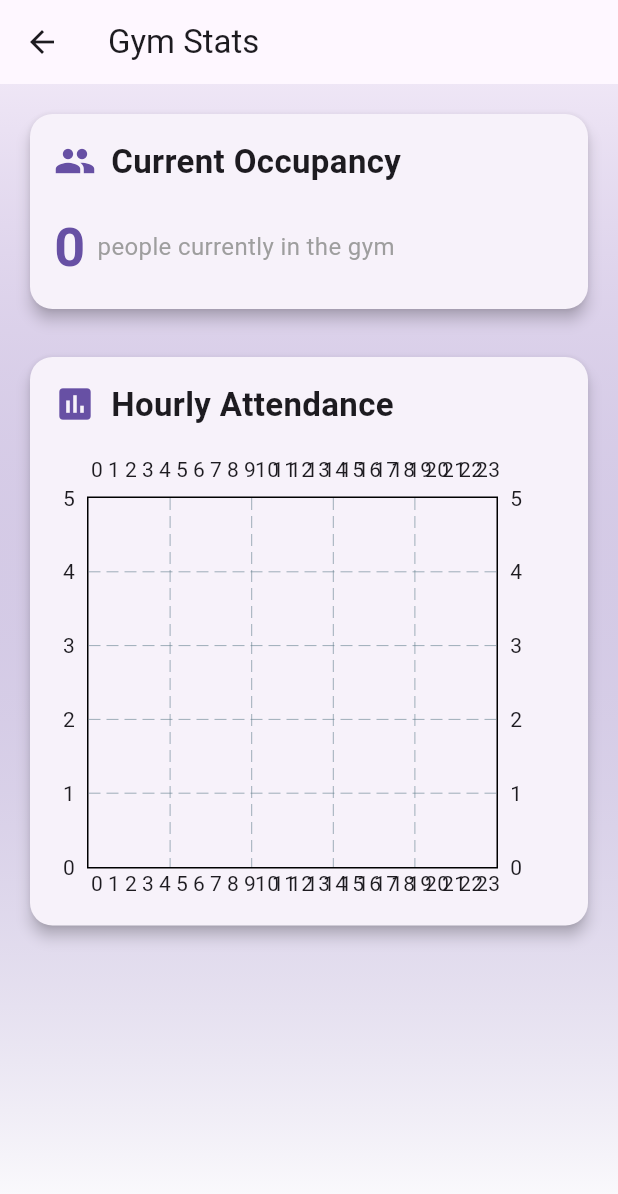
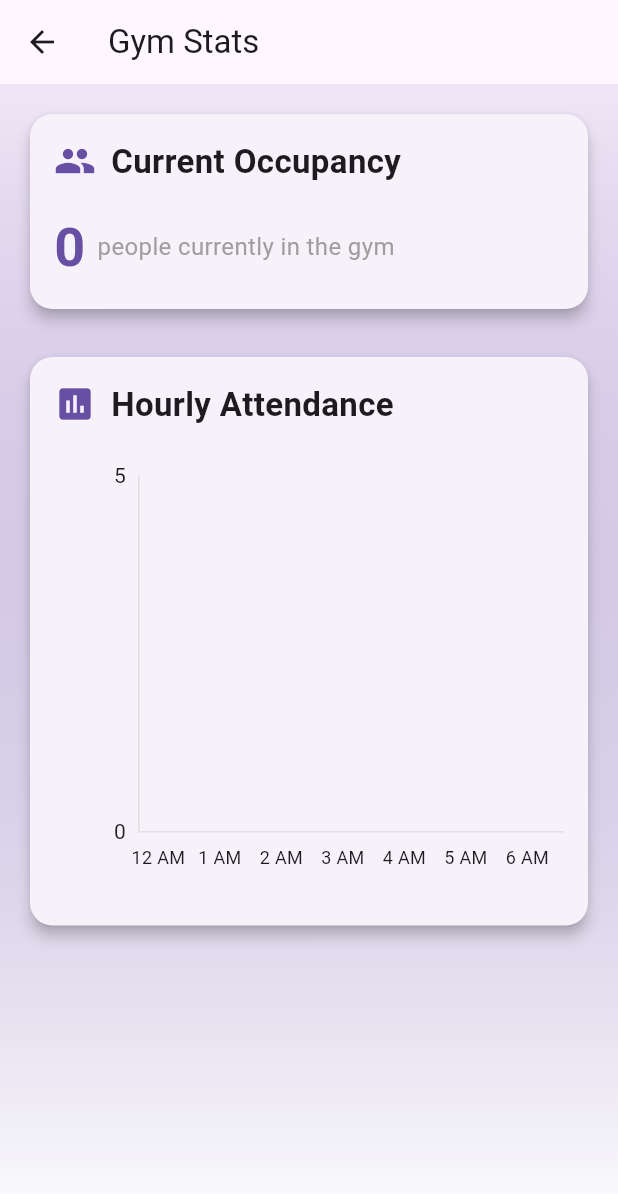
Before and after one commit to leomcl/gymManagmnetApp, a Flutter app: the GymStatsView screen opened directly, on a phone screen of 412 x 824 dp. Shown: the top 1194 px of the screen. Run offline on Flutter 3.47's test engine with Material 3 defaults, Android fonts, the phone set to English and light mode, and no system bars; drawn by our look-alikes of fl_chart; our stand-ins replace cloud_firestore, firebase_auth, firebase_core; accounts and stored records are empty.

Commit message:
Bar chart improved, now scrollable on x axis.

```diff
--- a/lib/pages/customer_pages/gym_bar_chart.dart
+++ b/lib/pages/customer_pages/gym_bar_chart.dart
@@ -60,33 +60,75 @@ class HourlyEntriesChart extends StatelessWidget {
           return Center(child: Text('Error: ${snapshot.error}'));
         } else if (snapshot.hasData && snapshot.data!.isNotEmpty) {
           final hourlyEntries = snapshot.data!;
-          return BarChart(
+          return SingleChildScrollView(
+            scrollDirection: Axis.horizontal,
+            child: SizedBox(
+              width: 800,
+              child: Padding(
+                padding: const EdgeInsets.all(16.0),
+                child: BarChart(
                   BarChartData(
-              alignment: BarChartAlignment.spaceAround,
+                    alignment: BarChartAlignment.start,
                     maxY: hourlyEntries.values.reduce((a, b) => a > b ? a : b).toDouble() + 5,
+                    gridData: FlGridData(
+                      show: true,
+                      drawVerticalLine: false,
+                      horizontalInterval: 5,
+                    ),
                     barGroups: hourlyEntries.entries.map((entry) {
                       return BarChartGroupData(
                         x: entry.key,
                         barRods: [
                           BarChartRodData(
                             toY: entry.value.toDouble(),
-                      color: Colors.blue,
-                      width: 15,
-                      borderRadius: BorderRadius.circular(4),
+                            color: Colors.blue.shade400,
+                            width: 25,
+                            borderRadius: const BorderRadius.vertical(top: Radius.circular(4)),
                           ),
                         ],
                       );
                     }).toList(),
                     titlesData: FlTitlesData(
+                      show: true,
                       leftTitles: AxisTitles(
-                  sideTitles: SideTitles(showTitles: true),
+                        sideTitles: SideTitles(
+                          showTitles: true,
+                          reservedSize: 40,
+                          interval: 5,
+                        ),
+                      ),
+                      rightTitles: AxisTitles(
+                        sideTitles: SideTitles(showTitles: false),
+                      ),
+                      topTitles: AxisTitles(
+                        sideTitles: SideTitles(showTitles: false),
                       ),
                       bottomTitles: AxisTitles(
                         sideTitles: SideTitles(
                           showTitles: true,
                           getTitlesWidget: (double value, TitleMeta meta) {
-                      return Text(value.toInt().toString());
+                            final hour = value.toInt();
+                            final period = hour >= 12 ? 'PM' : 'AM';
+                            final displayHour = hour == 0 ? 12 : (hour > 12 ? hour - 12 : hour);
+                            return Padding(
+                              padding: const EdgeInsets.only(top: 8.0),
+                              child: Text(
+                                '$displayHour $period',
+                                style: const TextStyle(fontSize: 12),
+                              ),
+                            );
                           },
+                          reservedSize: 30,
+                        ),
+                      ),
+                    ),
+                    borderData: FlBorderData(
+                      show: true,
+                      border: Border(
+                        bottom: BorderSide(color: Colors.grey.shade300),
+                        left: BorderSide(color: Colors.grey.shade300),
+                      ),
+                    ),
                   ),
                 ),
               ),
```
Lines whose indentation alone changed are shown as unchanged.
